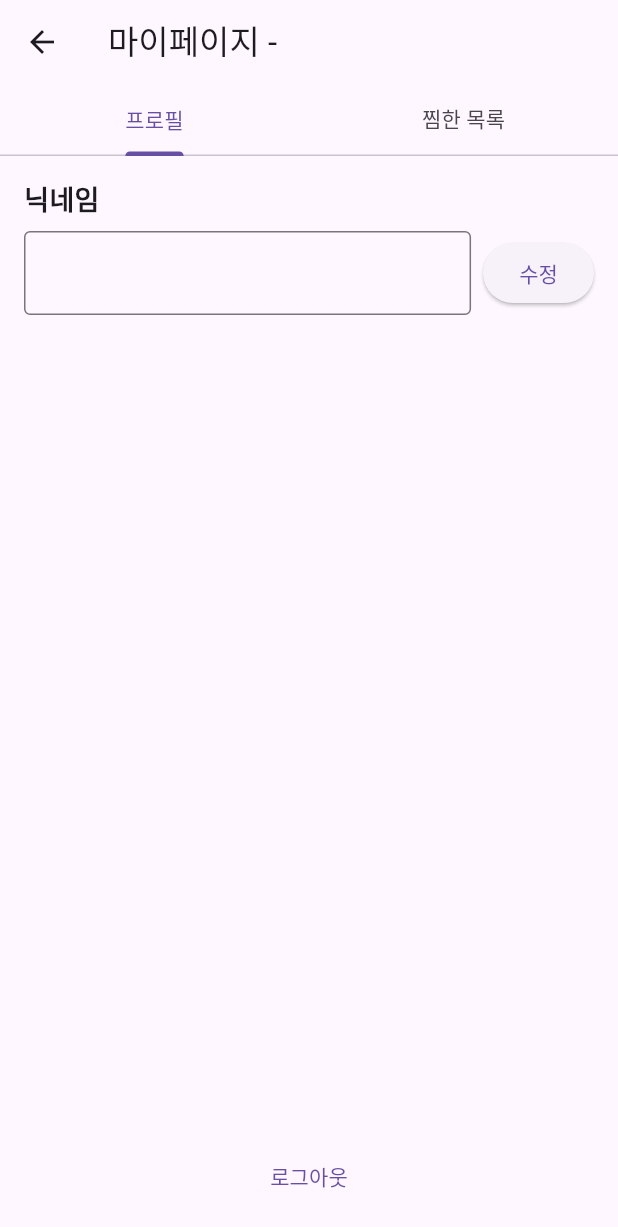
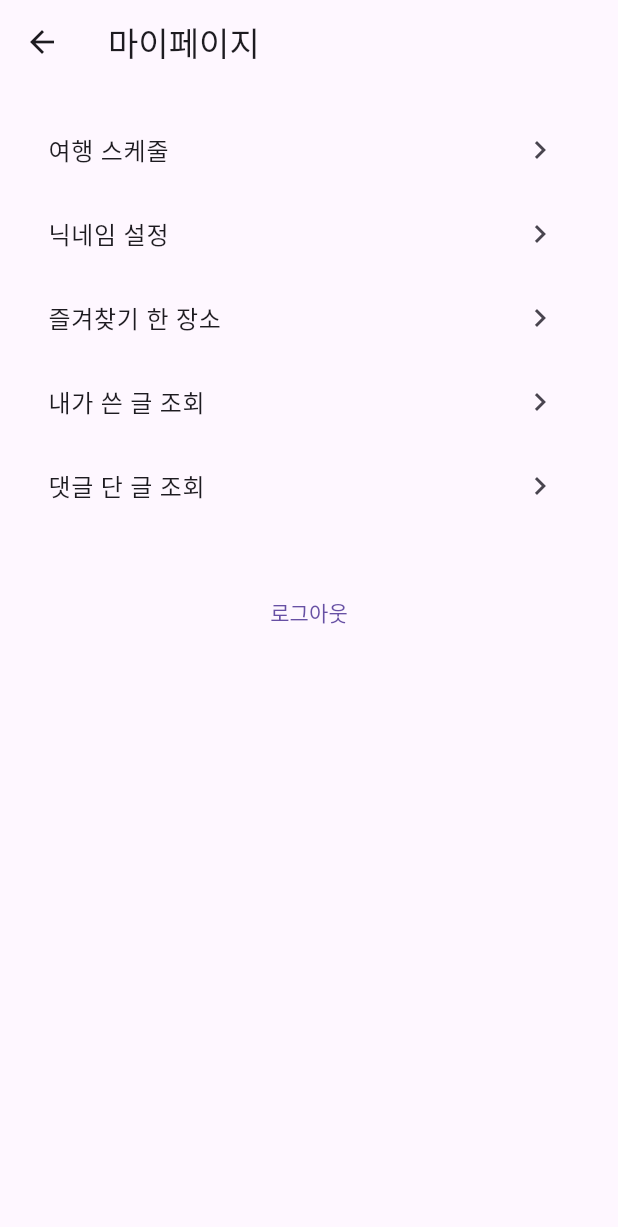
Before and after one commit to jinho-jinho/app_for_traveler, a Flutter app: the MyPageScreen screen opened directly with empty values, on a phone screen of 412 x 824 dp. Shown: the top 1227 px of the screen. Run offline on Flutter 3.47's test engine with Material 3 defaults, Android fonts, the phone set to English and light mode, and no system bars; our stand-ins replace cloud_firestore, firebase_core, flutter_rating_bar, geolocator, google_maps_flutter, shared_preferences; accounts and stored records are empty.

Commit message:
마이페이지 ui 변경 & 글 조회 기능

```diff
--- a/lib/screens/myPageScreen.dart
+++ b/lib/screens/myPageScreen.dart
@@ -3,13 +3,12 @@ import 'dart:async';
 import 'package:flutter/material.dart';
 import 'package:cloud_firestore/cloud_firestore.dart';
 import 'package:app_for_traveler/screens/loginScreen.dart';
+import 'package:app_for_traveler/screens/postDetailScreen.dart';
 
-// 마이페이지 화면 StatefulWidget
-// 역할: 사용자 프로필 관리 및 찜한 장소 목록 표시
 class MyPageScreen extends StatefulWidget {
-  final String currentUserId; // 현재 사용자 ID
-  final Function(String?) onLogout; // 로그아웃 콜백
-  final Function(String) onPlaceSelected; // 장소 선택 콜백
+  final String currentUserId;
+  final Function(String?) onLogout;
+  final Function(String) onPlaceSelected;
 
   const MyPageScreen({
     super.key,
@@ -22,40 +21,31 @@ class MyPageScreen extends StatefulWidget {
   _MyPageScreenState createState() => _MyPageScreenState();
 }
 
-// MyPageScreen 상태 관리 클래스
-// 역할: 닉네임, 찜 목록, 에러 메시지 관리 및 실시간 데이터 리스닝
 class _MyPageScreenState extends State<MyPageScreen> {
   final TextEditingController _nicknameController = TextEditingController();
   final FirebaseFirestore _firestore = FirebaseFirestore.instance;
-  String? _nickname; // 사용자 닉네임
-  String? _errorMessage; // 에러 메시지
-  List<String> _favorites = []; // 찜한 장소 ID 목록
-  StreamSubscription<DocumentSnapshot>? _userSubscription; // Firestore 실시간 리스너
+  String? _nickname;
+  List<String> _favorites = [];
+  List<DocumentSnapshot> _myPosts = [];
+  List<DocumentSnapshot> _myComments = [];
+  StreamSubscription<DocumentSnapshot>? _userSubscription;
 
-  // initState: 위젯 초기화, 사용자 데이터 로드 및 실시간 리스너 설정
-  // 역할: 초기 데이터 로드 및 리스너 초기화
-  // 분류: 로직
   @override
   void initState() {
     super.initState();
     _loadUserData();
     _setupRealtimeListener();
+    _loadMyPosts();
+    _loadMyCommentedPosts();
   }
 
-  // dispose: 리스너 해제 및 리소스 정리
-  // 역할: 리스너 종료
-  // 분류: 로직
   @override
   void dispose() {
     _userSubscription?.cancel();
     super.dispose();
   }
 
-  // _loadUserData: Firestore에서 사용자 데이터(닉네임, 찜 목록) 로드
-  // 역할: 초기 사용자 데이터 조회 및 상태 업데이트
-  // 분류: 로직
   Future<void> _loadUserData() async {
-    try {
     DocumentSnapshot userDoc = await _firestore.collection('users').doc(widget.currentUserId).get();
     if (userDoc.exists) {
       setState(() {
@@ -64,16 +54,8 @@ class _MyPageScreenState extends State<MyPageScreen> {
         _favorites = List<String>.from(userDoc['favorites'] ?? []);
       });
     }
-    } catch (e) {
-      setState(() {
-        _errorMessage = '사용자 데이터를 불러오는 중 오류가 발생했습니다: $e';
-      });
-    }
   }
 
-  // _setupRealtimeListener: Firestore 실시간 리스너 설정
-  // 역할: 사용자 찜 목록 실시간 업데이트
-  // 분류: 로직
   void _setupRealtimeListener() {
     _userSubscription = _firestore.collection('users').doc(widget.currentUserId).snapshots().listen((snapshot) {
       if (snapshot.exists) {
@@ -81,157 +63,182 @@ class _MyPageScreenState extends State<MyPageScreen> {
           _favorites = List<String>.from(snapshot['favorites'] ?? []);
         });
       }
-    }, onError: (e) {
-      setState(() {
-        _errorMessage = '실시간 데이터 감지 중 오류가 발생했습니다: $e';
-      });
     });
   }
 
-  // _updateNickname: Firestore에 닉네임 업데이트
-  // 역할: 사용자 닉네임 수정 및 저장
-  // 분류: 로직
-  Future<void> _updateNickname() async {
-    String newNickname = _nicknameController.text.trim();
-    if (newNickname.isEmpty) {
+  Future<void> _loadMyPosts() async {
+    final snapshot = await _firestore
+        .collection('posts')
+        .where('authorId', isEqualTo: widget.currentUserId)
+        .get();
     setState(() {
-        _errorMessage = '닉네임을 입력해주세요.';
+      _myPosts = snapshot.docs;
     });
-      return;
   }
 
-    try {
-      await _firestore.collection('users').doc(widget.currentUserId).update({
-        'nickname': newNickname,
-      });
+  Future<void> _loadMyCommentedPosts() async {
+    final commentSnapshot = await _firestore
+        .collection('comments')
+        .where('authorId', isEqualTo: widget.currentUserId)
+        .get();
+
+    final postIds = commentSnapshot.docs.map((doc) => doc['postId'] as String).toSet().toList();
+    if (postIds.isEmpty) return;
+
+    List<DocumentSnapshot> allPosts = [];
+    for (var i = 0; i < postIds.length; i += 10) {
+      final chunk = postIds.sublist(i, (i + 10).clamp(0, postIds.length));
+      final postSnapshot = await _firestore
+          .collection('posts')
+          .where(FieldPath.documentId, whereIn: chunk)
+          .get();
+      allPosts.addAll(postSnapshot.docs);
+    }
+
     setState(() {
-        _nickname = newNickname;
-        _errorMessage = null;
-      });
-      ScaffoldMessenger.of(context).showSnackBar(
-        const SnackBar(content: Text('닉네임이 업데이트되었습니다.')),
-      );
-    } catch (e) {
-      setState(() {
-        _errorMessage = '닉네임 업데이트 중 오류가 발생했습니다: $e';
+      _myComments = allPosts;
     });
   }
+
+  void _showSimpleList(String title, List<DocumentSnapshot> docs) {
+    Navigator.push(
+      context,
+      MaterialPageRoute(
+        builder: (_) => Scaffold(
+          appBar: AppBar(title: Text(title)),
+          body: ListView.builder(
+            itemCount: docs.length,
+            itemBuilder: (context, index) {
+              final data = docs[index].data() as Map<String, dynamic>;
+              return ListTile(
+                title: Text(data['title'] ?? '제목 없음'),
+                subtitle: Text(data['content'] ?? ''),
+                onTap: () => Navigator.push(
+                  context,
+                  MaterialPageRoute(
+                    builder: (_) => PostDetailScreen(
+                      postId: docs[index].id,
+                      title: data['title'],
+                      content: data['content'],
+                      authorId: data['authorId'],
+                      authorNickname: data['authorNickname'],
+                      createdAt: (data['createdAt'] as Timestamp).toDate(),
+                      currentUserId: widget.currentUserId,
+                      currentUserNickname: _nickname,
+                    ),
+                  ),
+                ),
+              );
+            },
+          ),
+        ),
+      ),
+    );
   }
 
-  // _logout: 로그아웃 처리 및 로그인 화면으로 이동
-  // 역할: 사용자 로그아웃 및 네비게이션
-  // 분류: 로직
-  Future<void> _logout() async {
+  void _showFavorites() {
+    Navigator.push(
+      context,
+      MaterialPageRoute(
+        builder: (_) => Scaffold(
+          appBar: AppBar(title: const Text('즐겨찾기한 장소')),
+          body: ListView(
+            children: _favorites.map((placeId) {
+              return FutureBuilder<DocumentSnapshot>(
+                future: _firestore.collection('places').doc(placeId).get(),
+                builder: (context, snapshot) {
+                  if (snapshot.connectionState == ConnectionState.waiting) return const ListTile(title: Text('로딩 중...'));
+                  if (!snapshot.hasData || !snapshot.data!.exists) return ListTile(title: Text(placeId));
+                  final data = snapshot.data!.data() as Map<String, dynamic>;
+                  return ListTile(
+                    title: Text(data['name'] ?? placeId),
+                    onTap: () => widget.onPlaceSelected(placeId),
+                  );
+                },
+              );
+            }).toList(),
+          ),
+        ),
+      ),
+    );
+  }
+
+  @override
+  Widget build(BuildContext context) {
+    return Scaffold(
+      appBar: AppBar(title: const Text('마이페이지')),
+      body: ListView(
+        padding: const EdgeInsets.all(16),
+        children: [
+          ListTile(
+            title: const Text('여행 스케줄'),
+            trailing: const Icon(Icons.chevron_right),
+            onTap: () {
+              // TODO: 여행 스케줄 화면으로 이동
+            },
+          ),
+          ListTile(
+            title: const Text('닉네임 설정'),
+            trailing: const Icon(Icons.chevron_right),
+            onTap: () {
+              showDialog(
+                context: context,
+                builder: (_) => AlertDialog(
+                  title: const Text('닉네임 설정'),
+                  content: TextField(
+                    controller: _nicknameController,
+                    decoration: const InputDecoration(hintText: '닉네임 입력'),
+                  ),
+                  actions: [
+                    TextButton(
+                      onPressed: () => Navigator.pop(context),
+                      child: const Text('취소'),
+                    ),
+                    ElevatedButton(
+                      onPressed: () async {
+                        await _firestore.collection('users').doc(widget.currentUserId).update({
+                          'nickname': _nicknameController.text.trim(),
+                        });
+                        setState(() => _nickname = _nicknameController.text.trim());
+                        Navigator.pop(context);
+                      },
+                      child: const Text('저장'),
+                    ),
+                  ],
+                ),
+              );
+            },
+          ),
+          ListTile(
+            title: const Text('즐겨찾기 한 장소'),
+            trailing: const Icon(Icons.chevron_right),
+            onTap: _showFavorites,
+          ),
+          ListTile(
+            title: const Text('내가 쓴 글 조회'),
+            trailing: const Icon(Icons.chevron_right),
+            onTap: () => _showSimpleList('내가 쓴 글', _myPosts),
+          ),
+          ListTile(
+            title: const Text('댓글 단 글 조회'),
+            trailing: const Icon(Icons.chevron_right),
+            onTap: () => _showSimpleList('댓글 단 글', _myComments),
+          ),
+          const SizedBox(height: 32),
+          Center(
+            child: TextButton(
+              onPressed: () async {
                 widget.onLogout(null);
                 Navigator.pushReplacement(
                   context,
-      MaterialPageRoute(builder: (context) => LoginScreen(onLogin: widget.onLogout)),
+                  MaterialPageRoute(builder: (_) => LoginScreen(onLogin: widget.onLogout)),
                 );
-  }
-
-  // build: 프로필 및 찜 목록 탭 UI 렌더링
-  // 역할: 마이페이지 UI 구성
-  // 분류: 디자인
-  @override
-  Widget build(BuildContext context) {
-    return DefaultTabController(
-      length: 2,
-      child: Scaffold(
-        appBar: AppBar(
-          title: Text('마이페이지 - ${widget.currentUserId}'),
-          bottom: const TabBar(
-            tabs: [
-              Tab(text: '프로필'),
-              Tab(text: '찜한 목록'),
-            ],
-          ),
-        ),
-        body: TabBarView(
-          children: [
-            // 프로필 탭: 닉네임 수정 및 로그아웃 UI
-            // 역할: 사용자 프로필 정보 표시 및 수정
-            // 분류: 디자인
-            Padding(
-              padding: const EdgeInsets.all(16.0),
-              child: Column(
-                crossAxisAlignment: CrossAxisAlignment.start,
-                children: [
-                  const Text(
-                    '닉네임',
-                    style: TextStyle(fontSize: 18, fontWeight: FontWeight.bold),
-                  ),
-                  const SizedBox(height: 8.0),
-                  Row(
-                    children: [
-                      Expanded(
-                        child: TextField(
-                          controller: _nicknameController,
-                          decoration: const InputDecoration(
-                            border: OutlineInputBorder(),
-                          ),
-                        ),
-                      ),
-                      const SizedBox(width: 8.0),
-                      ElevatedButton(
-                        onPressed: _updateNickname,
-                        child: const Text('수정'),
-                      ),
-                    ],
-                  ),
-                  if (_errorMessage != null)
-                    Padding(
-                      padding: const EdgeInsets.only(top: 8.0),
-                      child: Text(
-                        _errorMessage!,
-                        style: const TextStyle(color: Colors.red),
-                      ),
-                    ),
-                  const Spacer(),
-                  Align(
-                    alignment: Alignment.center,
-                    child: TextButton(
-                      onPressed: _logout,
+              },
               child: const Text('로그아웃'),
             ),
           ),
         ],
       ),
-            ),
-            // 찜한 목록 탭: 찜한 장소 목록 표시
-            // 역할: 찜한 장소 목록 UI 표시
-            // 분류: 디자인
-            Padding(
-              padding: const EdgeInsets.all(16.0),
-              child: _favorites.isEmpty
-                  ? const Center(child: Text('찜한 목록이 없습니다.'))
-                  : ListView.builder(
-                      itemCount: _favorites.length,
-                      itemBuilder: (context, index) {
-                        final placeId = _favorites[index];
-                        return ListTile(
-                          title: FutureBuilder<DocumentSnapshot>(
-                            future: _firestore.collection('places').doc(placeId).get(),
-                            builder: (context, snapshot) {
-                              if (snapshot.connectionState == ConnectionState.waiting) {
-                                return const Text('로딩 중...');
-                              }
-                              if (snapshot.hasError || !snapshot.hasData || !snapshot.data!.exists) {
-                                return Text(placeId);
-                              }
-                              final placeData = snapshot.data!.data() as Map<String, dynamic>;
-                              return Text(placeData['name'] as String? ?? placeId);
-                            },
-                          ),
-                          onTap: () {
-                            widget.onPlaceSelected(placeId);
-                          },
-                        );
-                      },
-                    ),
-            ),
-          ],
-        ),
-      ),
     );
   }
 }
```
Lines whose indentation alone changed are shown as unchanged.
